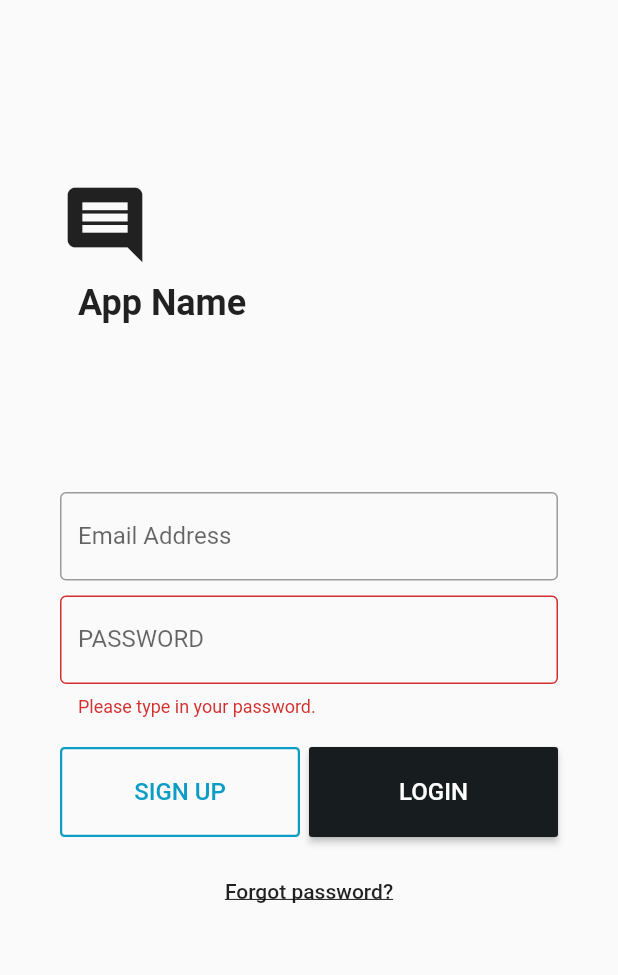
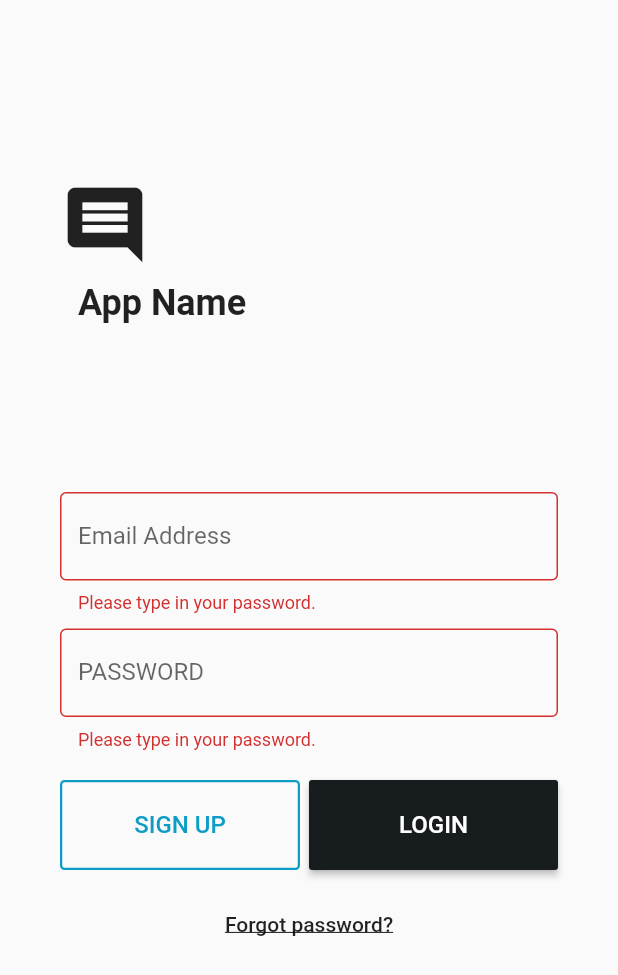
Before and after one commit to crossplatformkorea/flutter_bloc_pattern, a Flutter app: the screen it shows after launch, after a tap on "LOGIN", after a tap on "Forgot password?", on a phone screen of 412 x 824 dp. Shown: the top 975 px of the screen. Run offline on Flutter 3.47's test engine with Material 2 defaults, Android fonts, the phone set to English and light mode, and no system bars.

Commit message:
Add sample.

```diff
--- a/bloc_login_example/lib/blocs/bloc_provider.dart
+++ b/bloc_login_example/lib/blocs/bloc_provider.dart
@@ -1,10 +1,12 @@
 
 import 'package:flutter/material.dart';
 import '../blocs/auth_bloc.dart' show AuthBloc;
+import '../blocs/sample_bloc.dart' show SampleBloc;
 
 class BlocProvider extends InheritedWidget {
   final blocState = new _BlocState(
     authBloc: AuthBloc(),
+    sampleBloc: SampleBloc(),
   );
 
   BlocProvider({Key key, Widget child}) : super(key: key, child: child);
@@ -19,8 +21,10 @@ class BlocProvider extends InheritedWidget {
 
 class _BlocState {
   final AuthBloc authBloc;
+  final SampleBloc sampleBloc;
 
   _BlocState({
     this.authBloc,
+    this.sampleBloc,
   });
 }
--- /dev/null
+++ b/bloc_login_example/lib/blocs/sample_bloc.dart
@@ -0,0 +1,23 @@
+import 'dart:async';
+
+class SampleBloc extends Object {
+  final _message = StreamController<String>.broadcast();
+
+  Stream<String> get message => _message.stream;
+
+  Function(String) get setMessage => _message.sink.add;
+
+  SampleBloc() {
+    init();
+  }
+
+  init() {
+//    print('init');
+//    await Future.delayed(Duration(seconds: 2));
+//    setMessage('message');
+  }
+
+  dispose() {
+    _message.close();
+  }
+}
--- a/bloc_login_example/lib/main.dart
+++ b/bloc_login_example/lib/main.dart
@@ -9,7 +9,8 @@ class MyApp extends StatelessWidget {
   // This widget is the root of your application.
   @override
   Widget build(BuildContext context) {
-    return MaterialApp(
+    return BlocProvider(
+      child: MaterialApp(
         title: 'Flutter Demo',
         theme: new ThemeData(
           // This is the theme of your application.
@@ -23,6 +24,7 @@ class MyApp extends StatelessWidget {
           primarySwatch: Colors.blue,
         ),
         home: Login(),
+      ),
     );
   }
 }
--- a/bloc_login_example/lib/screens/login.dart
+++ b/bloc_login_example/lib/screens/login.dart
@@ -2,10 +2,10 @@ import 'dart:async';
 import 'package:flutter/material.dart';
 import 'package:flutter/services.dart';
 
+import '../screens/sample.dart';
 import '../shared/btn.dart';
 import '../utils/theme.dart' as Theme;
 import '../blocs/bloc_provider.dart';
-import '../blocs/auth_bloc.dart';
 
 class Login extends StatefulWidget {
   Login({Key key}) : super(key: key);
@@ -15,7 +15,6 @@ class Login extends StatefulWidget {
 }
 
 class _LoginState extends State<Login> {
-  AuthBloc authBloc = AuthBloc();
   final formKey = GlobalKey<FormState>();
   String _email;
   String _password;
@@ -81,6 +80,11 @@ class _LoginState extends State<Login> {
                       ),
                       autocorrect: false,
                       onSaved: (val) => _email = val,
+                      validator: (val) {
+                        if (val.length == 0) {
+                          return 'Please type in your password.';
+                        }
+                      },
                     ),
                       margin: const EdgeInsets.only(top: 112.0),
                     ),
@@ -109,12 +113,7 @@ class _LoginState extends State<Login> {
                       Expanded(child:
                       Btn(
                         text: 'SIGN UP',
-                        onPress: () {
-                          Navigator.pushNamed(
-                            context,
-                            '/sign_up',
-                          );
-                        },
+                        onPress: () {},
                         height: 60.0,
                         fontSize: 16.0,
                         color: Theme.Colors.accent,
@@ -143,12 +142,7 @@ class _LoginState extends State<Login> {
                     ),
                     Container(child:
                     FlatButton(
-                      onPressed: () {
-                        Navigator.pushNamed(
-                          context,
-                          '/forgot_pw',
-                        );
-                      },
+                      onPressed: () {},
                       child: Text(
                         'Forgot password?',
                         style: TextStyle(
@@ -186,5 +180,11 @@ class _LoginState extends State<Login> {
       // and are saved to _email and _password fields.
       print('login');
     }
+
+    Navigator.of(context).push(
+      MaterialPageRoute(builder: (context) {
+        return Sample();
+      }),
+    );
   }
 }
--- /dev/null
+++ b/bloc_login_example/lib/screens/sample.dart
@@ -0,0 +1,79 @@
+import 'dart:async';
+import 'package:flutter/material.dart';
+import 'package:flutter/services.dart';
+
+import '../blocs/sample_bloc.dart';
+import '../blocs/bloc_provider.dart';
+
+class Sample extends StatelessWidget {
+//  final SampleBloc bloc = SampleBloc();
+
+  @override
+  Widget build(BuildContext context) {
+    return Scaffold(
+      appBar: AppBar(
+        title: Text('Sample'),
+      ),
+      body: Container(
+        child: Column(
+          children: <Widget>[
+            Container(height: 12.0),
+            Text('SampleChild1'),
+            SampleChild1(),
+            Container(height: 12.0),
+            Text('SampleChild2'),
+            SampleChild2(),
+            Container(height: 12.0),
+            Text('SampleChild3'),
+            SampleChild3(),
+          ],
+        ),
+      ),
+    );
+  }
+}
+
+class SampleChild1 extends StatelessWidget {
+  @override
+  Widget build(BuildContext context) {
+    return StreamBuilder(
+      stream: BlocProvider.of(context).sampleBloc.message,
+      builder: (context, snapshot) {
+        return Container(
+          child: Text(snapshot.data ?? ''),
+        );
+      },
+    );
+  }
+}
+
+class SampleChild2 extends StatelessWidget {
+  @override
+  Widget build(BuildContext context) {
+    return StreamBuilder(
+      stream: BlocProvider.of(context).sampleBloc.message,
+      builder: (context, snapshot) {
+        return Container(
+          child: Text(snapshot.data ?? ''),
+        );
+      },
+    );
+  }
+}
+
+class SampleChild3 extends StatelessWidget {
+  @override
+  Widget build(BuildContext context) {
+    return StreamBuilder(
+      stream: BlocProvider.of(context).sampleBloc.message,
+      builder: (context, snapshot) {
+        return Container(
+          width: 200.0,
+          child: TextField(
+            onChanged: (String str) => BlocProvider.of(context).sampleBloc.setMessage(str),
+          ),
+        );
+      },
+    );
+  }
+}
```
Lines whose indentation alone changed are shown as unchanged.
